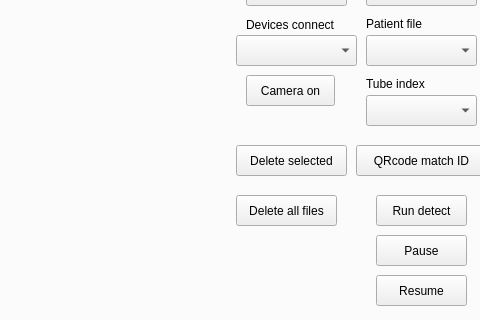
First picture: the form in coviddetector.ui, repository KornbotDevUltimatorKraton/Gui_rpi_covid_detector, before the edit; both pictures show x 316 to 796 and y 81 to 401 of the 796 by 533 pixel window.
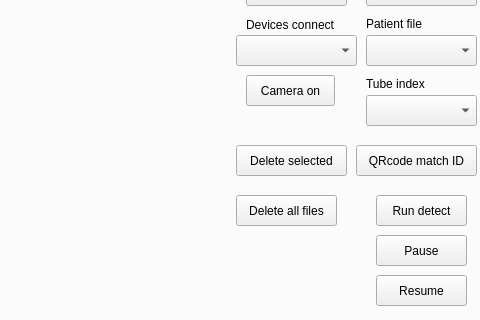
Second picture: the form after the edit. The open tabs and pages were chosen to show the change.

```diff
--- a/coviddetector.ui
+++ b/coviddetector.ui
@@ -100,7 +100,7 @@
        <rect>
         <x>670</x>
         <y>200</y>
-        <width>131</width>
+        <width>121</width>
         <height>31</height>
        </rect>
       </property>
```
Left out of the diff: 2 changed lines with no effect on the pictures.
